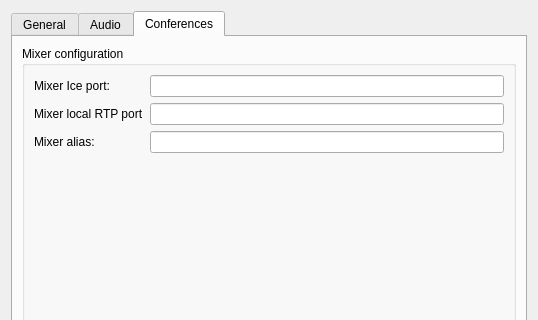
kaspter/aghphone, file src/gui/qt2/aghphonepref.ui: the form before one commit; both pictures show x 0 to 538 and y 0 to 320 of the 538 by 538 pixel window.
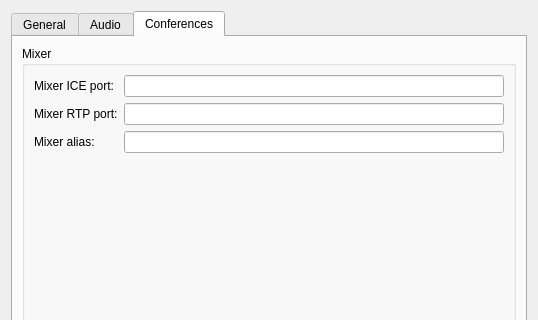
The form after the commit.

Commit message: prefs mod.

Diff of the .ui file:
```diff
--- a/src/gui/qt2/aghphonepref.ui
+++ b/src/gui/qt2/aghphonepref.ui
@@ -285,26 +285,29 @@
        <item>
         <widget class="QGroupBox" name="groupBox_5" >
          <property name="title" >
-          <string>Mixer configuration</string>
+          <string>Mixer</string>
          </property>
-         <layout class="QFormLayout" name="formLayout" >
+         <layout class="QGridLayout" name="gridLayout_4" >
           <item row="0" column="0" >
            <widget class="QLabel" name="label_6" >
             <property name="text" >
-             <string>Mixer Ice port:</string>
+             <string>Mixer ICE port:</string>
             </property>
            </widget>
           </item>
           <item row="0" column="1" >
-           <widget class="QLineEdit" name="mixerICEPortEdit" />
+           <widget class="QLineEdit" name="lineEdit" />
           </item>
           <item row="1" column="0" >
            <widget class="QLabel" name="label_7" >
             <property name="text" >
-             <string>Mixer local RTP port</string>
+             <string>Mixer RTP port:</string>
             </property>
            </widget>
           </item>
+          <item row="1" column="1" >
+           <widget class="QLineEdit" name="lineEdit_2" />
+          </item>
           <item row="2" column="0" >
            <widget class="QLabel" name="label_8" >
             <property name="text" >
@@ -312,11 +315,21 @@
             </property>
            </widget>
           </item>
-          <item row="1" column="1" >
-           <widget class="QLineEdit" name="mixerRTPPortEdit" />
-          </item>
           <item row="2" column="1" >
-           <widget class="QLineEdit" name="mixerAliasEdit" />
+           <widget class="QLineEdit" name="lineEdit_3" />
+          </item>
+          <item row="3" column="0" >
+           <spacer name="verticalSpacer_4" >
+            <property name="orientation" >
+             <enum>Qt::Vertical</enum>
+            </property>
+            <property name="sizeHint" stdset="0" >
+             <size>
+              <width>20</width>
+              <height>40</height>
+             </size>
+            </property>
+           </spacer>
           </item>
          </layout>
         </widget>
```
Left out of the diff: 3 changed lines with no effect on the pictures.
